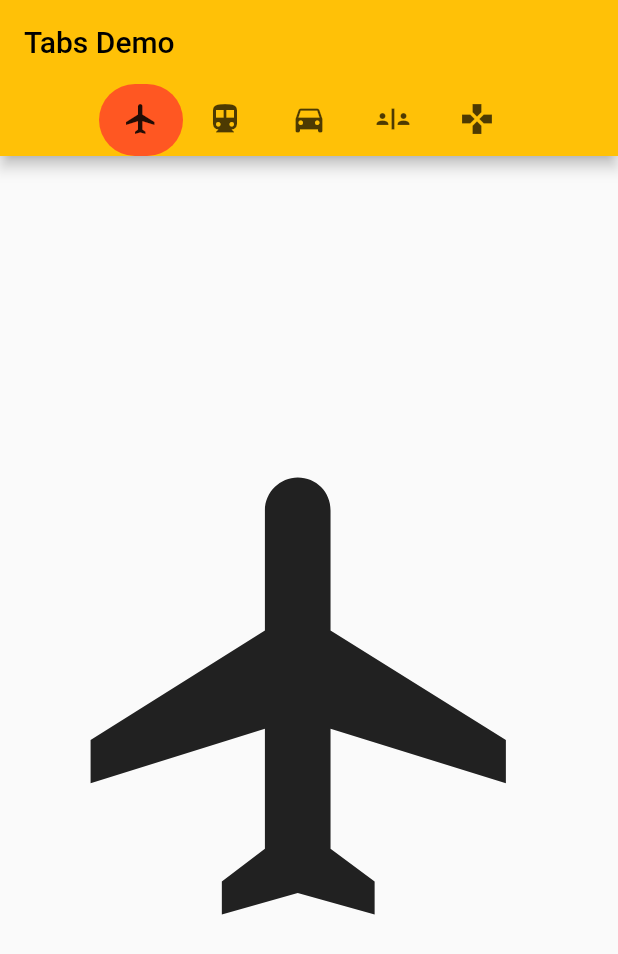
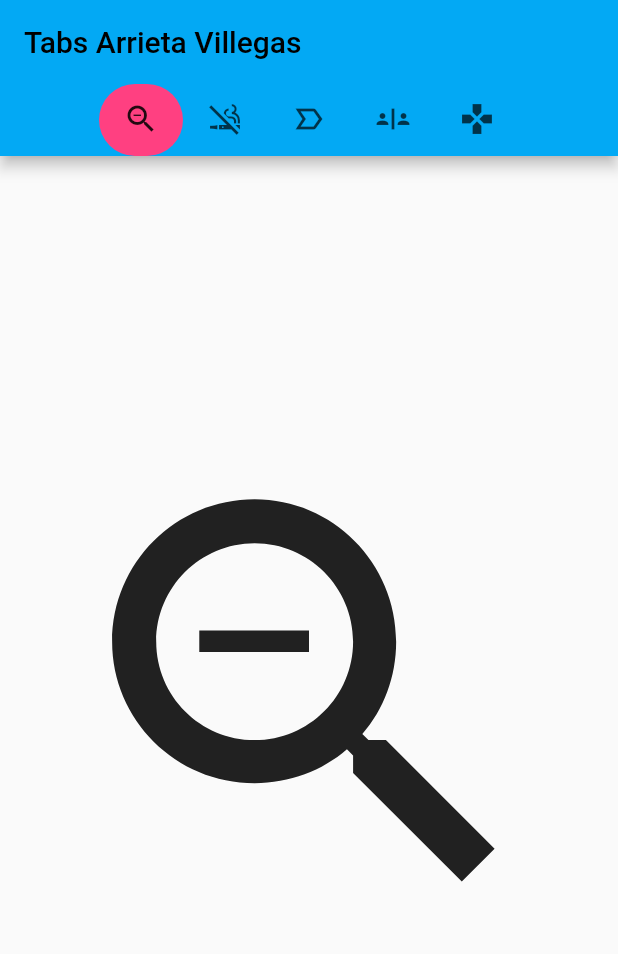
Before and after one commit to yibranarrieta/TabBar_6J, a Flutter app: the screen it shows after launch, on a phone screen of 412 x 824 dp. Shown: the top 954 px of the screen. Run offline on Flutter 3.47's test engine with Material 2 defaults, Android fonts, the phone set to English and light mode, and no system bars.

Commit message:
tabbarv3

```diff
--- a/lib/main.dart
+++ b/lib/main.dart
@@ -11,7 +11,7 @@ class MyApp extends StatelessWidget {
       title: 'Péstaña app',
       theme: ThemeData(
         // This is the theme of your application.
-        primarySwatch: Colors.amber,
+        primarySwatch: Colors.lightBlue,
       ),
       home: MyHomePage(),
     );
@@ -34,28 +34,28 @@ class _MyHomePageState extends State<MyHomePage> {
         appBar: AppBar(
           bottom: TabBar(
             isScrollable: true,
-            indicatorColor: Colors.black12,
+            indicatorColor: Colors.redAccent,
 
             indicatorSize: TabBarIndicatorSize.tab,
 
             indicator: BoxDecoration(
                 borderRadius: BorderRadius.circular(50), // Creates border
-                color: Colors.deepOrange), //Change background color from here
+                color: Colors.pinkAccent), //Change background color from here
             tabs: [
-              Tab(icon: Icon(Icons.flight)),
-              Tab(icon: Icon(Icons.directions_transit)),
-              Tab(icon: Icon(Icons.directions_car)),
+              Tab(icon: Icon(Icons.zoom_out_outlined)),
+              Tab(icon: Icon(Icons.vape_free_outlined)),
+              Tab(icon: Icon(Icons.label_important_outline)),
               Tab(icon: Icon(Icons.safety_divider)),
               Tab(icon: Icon(Icons.gamepad)),
             ],
           ),
-          title: Text('Tabs Demo'),
+          title: Text('Tabs Arrieta Villegas'),
         ),
         body: TabBarView(
           children: [
-            Icon(Icons.flight, size: 350),
-            Icon(Icons.directions_transit, size: 350),
-            Icon(Icons.directions_car, size: 350),
+            Icon(Icons.zoom_out_outlined, size: 350),
+            Icon(Icons.vape_free_outlined, size: 350),
+            Icon(Icons.label_important_outline, size: 350),
             Icon(Icons.gamepad, size: 350),
             Icon(Icons.safety_divider, size: 350),
           ],
```
